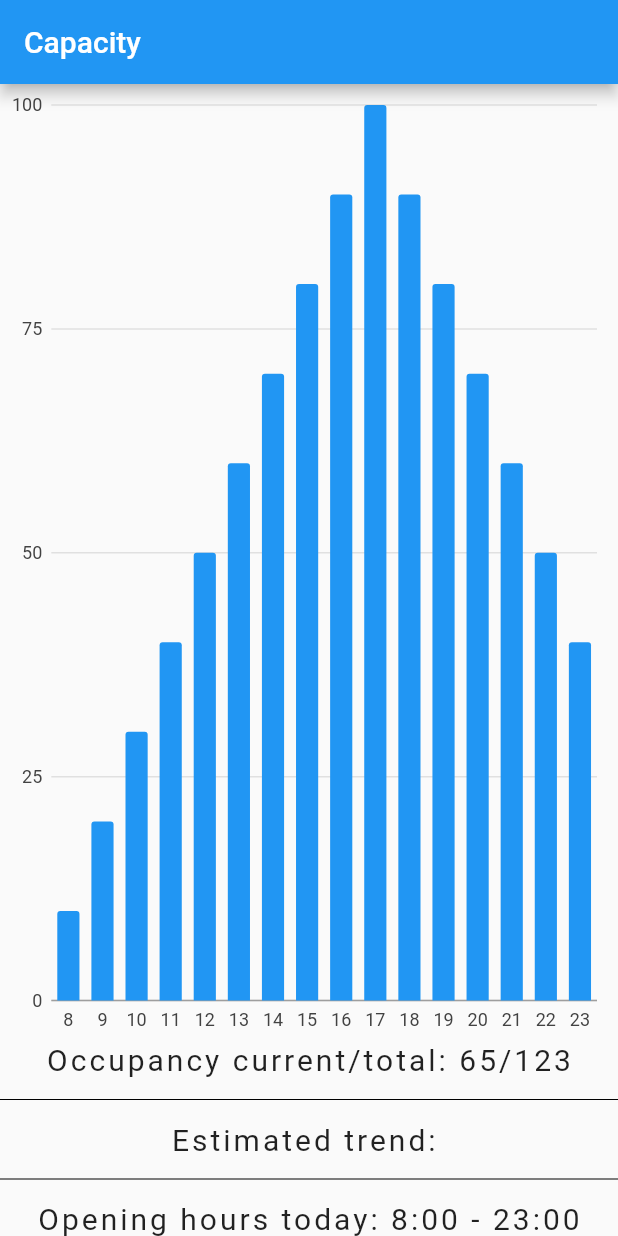
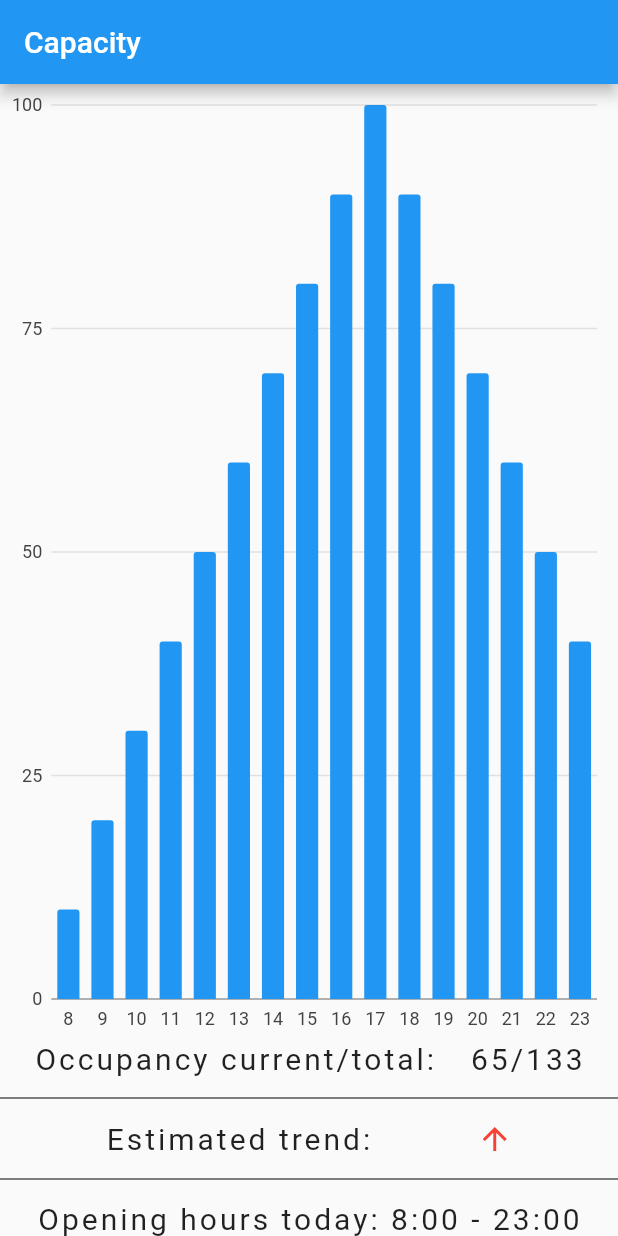
Before and after one commit to mobileappdevhm19/lust-LibraryUniversalSwissTool, a Flutter app: the screen it shows after launch, on a phone screen of 412 x 824 dp. Run offline on Flutter 3.47's test engine with Material 2 defaults, Android fonts, the phone set to English and light mode, and no system bars; our stand-ins replace charts_flutter.

Commit message:
enhance visualization of capacityinfo
make the rows more flexible

```diff
--- a/lust/lib/widgets/capacityInfo.dart
+++ b/lust/lib/widgets/capacityInfo.dart
@@ -1,37 +1,68 @@
 import 'package:flutter/material.dart';
+import 'package:lust/models/capacity/trend.dart';
 
 class CapacityInfo extends StatefulWidget {
+
   _CapacityInfoState createState() => _CapacityInfoState();
 }
 
 class _CapacityInfoState extends State<CapacityInfo> {
+  int dummyData = 65;
+  String dummyTime = "8:00 - 23:00";
+  Trend trend = Trend.rising;
+  var _icons = const [Icons.arrow_upward, Icons.arrow_forward, Icons.arrow_downward];
+  var _colors = const [Colors.red, Colors.orange, Colors.green];
 
   @override
   Widget build(BuildContext context) {
-    // TODO: implement build
     return new Container(
       child: Column(
         mainAxisAlignment: MainAxisAlignment.spaceEvenly,
         children: <Widget>[
+          new Row(
+            mainAxisAlignment: MainAxisAlignment.spaceEvenly,
+            children: <Widget>[
               new Text(
-              "Occupancy current/total: 65/123",
-            style: new TextStyle(
-                fontSize: 20.0, letterSpacing: 2.0
+                "Occupancy current/total:",
+                style: new TextStyle(fontSize: 20.0, letterSpacing: 2.0),
               ),
+              new Text(
+                dummyData.toString() + "/133",
+                style: new TextStyle(fontSize: 20.0, letterSpacing: 2.0),
               ),
-          new Divider(height: 30.0, indent: 0.0, color: Colors.black,),
+            ],
+          ),
+          new Divider(
+            height: 30.0,
+            indent: 0.0,
+            color: Colors.black,
+          ),
+          new Row(
+            mainAxisAlignment: MainAxisAlignment.spaceEvenly,
+            children: <Widget>[
               new Text(
-            "Estimated trend: ",
-            style: new TextStyle(
-                fontSize: 20.0, letterSpacing: 2.0
+                "Estimated trend:",
+                style: new TextStyle(fontSize: 20.0, letterSpacing: 2.0),
               ),
+              new Icon(
+                _icons[trend.index],
+                color: _colors[trend.index],
               ),
-          new Divider(height: 30.0, indent: 0.0, color: Colors.black,),
+            ],
+          ),
+          new Divider(
+            height: 30.0,
+            indent: 0.0,
+            color: Colors.black,
+          ),
+          new Row(
+            mainAxisAlignment: MainAxisAlignment.spaceEvenly,
+            children: <Widget>[
               new Text(
-            "Opening hours today: 8:00 - 23:00",
-            style: new TextStyle(
-                fontSize: 20.0, letterSpacing: 2.0
+                "Opening hours today: " + dummyTime,
+                style: new TextStyle(fontSize: 20.0, letterSpacing: 2.0),
               ),
+            ],
           ),
           //new Divider(height: 40.0, indent: 0.0,)
         ],
```
Lines whose indentation alone changed are shown as unchanged.
